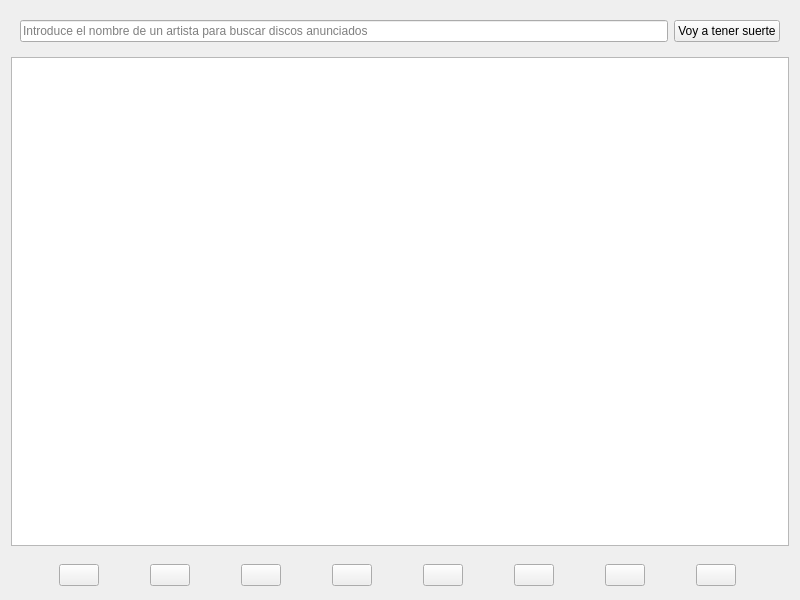
The window that ui/muspy_releases_module.ui (volteret4/mfuz) describes before a commit, drawn with Qt 5.
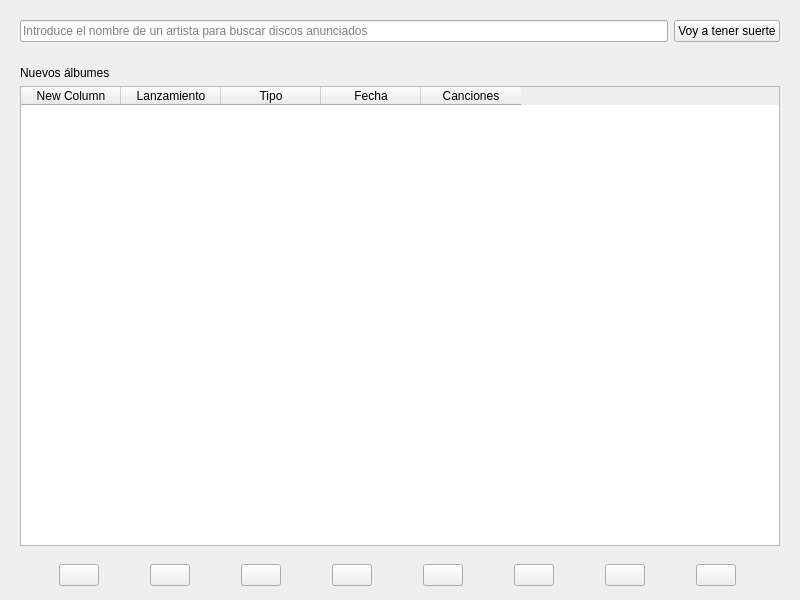
The same window after the commit. The open tabs and pages were chosen to show the change. Icons and pictures are not drawn.

Commit message: spotify se muestra....pero se han caido sus servidores, pausando

```diff
--- a/ui/muspy_releases_module.ui
+++ b/ui/muspy_releases_module.ui
@@ -292,6 +292,81 @@
        </item>
       </layout>
      </widget>
+     <widget class="QWidget" name="spotify_artists_page">
+      <layout class="QVBoxLayout" name="verticalLayout_4">
+       <item>
+        <widget class="QLabel" name="spotify_artists_count_label">
+         <property name="text">
+          <string>TextLabel</string>
+         </property>
+        </widget>
+       </item>
+       <item>
+        <widget class="QTableWidget" name="spotify_artists_table">
+         <column>
+          <property name="text">
+           <string>Artista</string>
+          </property>
+         </column>
+         <column>
+          <property name="text">
+           <string>Género</string>
+          </property>
+         </column>
+         <column>
+          <property name="text">
+           <string>Seguidores</string>
+          </property>
+         </column>
+         <column>
+          <property name="text">
+           <string>Popularidad</string>
+          </property>
+         </column>
+        </widget>
+       </item>
+      </layout>
+     </widget>
+     <widget class="QWidget" name="spotify_releases_page">
+      <layout class="QVBoxLayout" name="verticalLayout_5">
+       <item>
+        <widget class="QLabel" name="spotify_releases_count_label">
+         <property name="text">
+          <string>Nuevos álbumes</string>
+         </property>
+        </widget>
+       </item>
+       <item>
+        <widget class="QTableWidget" name="spotify_releases_table">
+         <column>
+          <property name="text">
+           <string>New Column</string>
+          </property>
+         </column>
+         <column>
+          <property name="text">
+           <string>Lanzamiento</string>
+          </property>
+         </column>
+         <column>
+          <property name="text">
+           <string>Tipo</string>
+          </property>
+         </column>
+         <column>
+          <property name="text">
+           <string>Fecha</string>
+          </property>
+         </column>
+         <column>
+          <property name="text">
+           <string>Canciones</string>
+          </property>
+         </column>
+        </widget>
+       </item>
+      </layout>
+     </widget>
     </widget>
    </item>
    <item>
```
Left out of the diff: 2 changed lines with no effect on the pictures. The commit also changes 1 other file.
